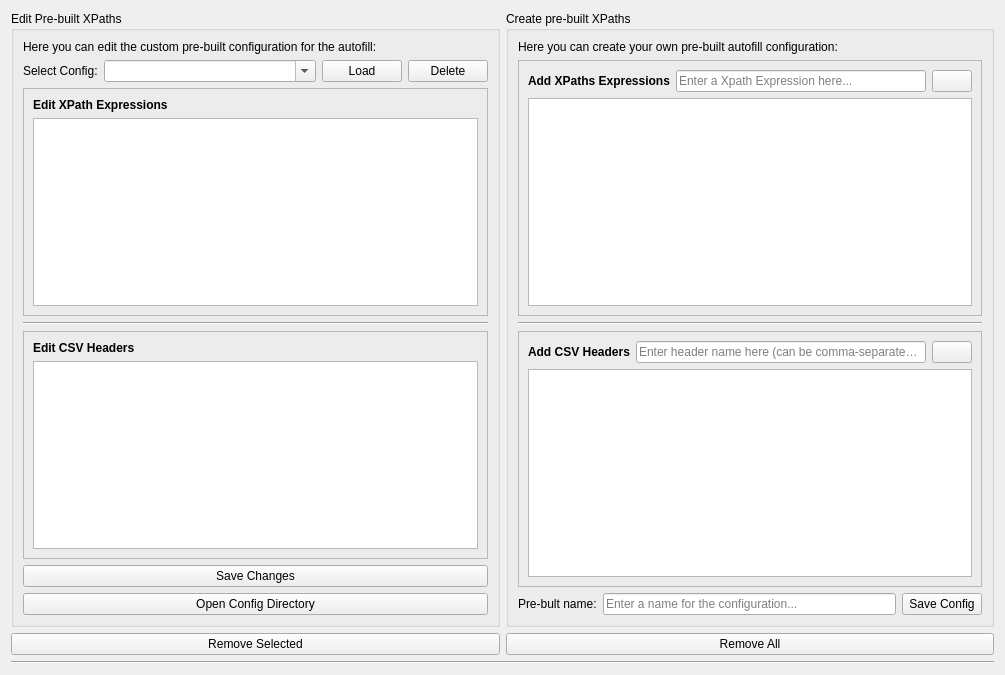
First picture: the form in src/gui/widgets/PreBuiltXPathsManager.ui, repository zaricj/XMLuvation, before the edit.
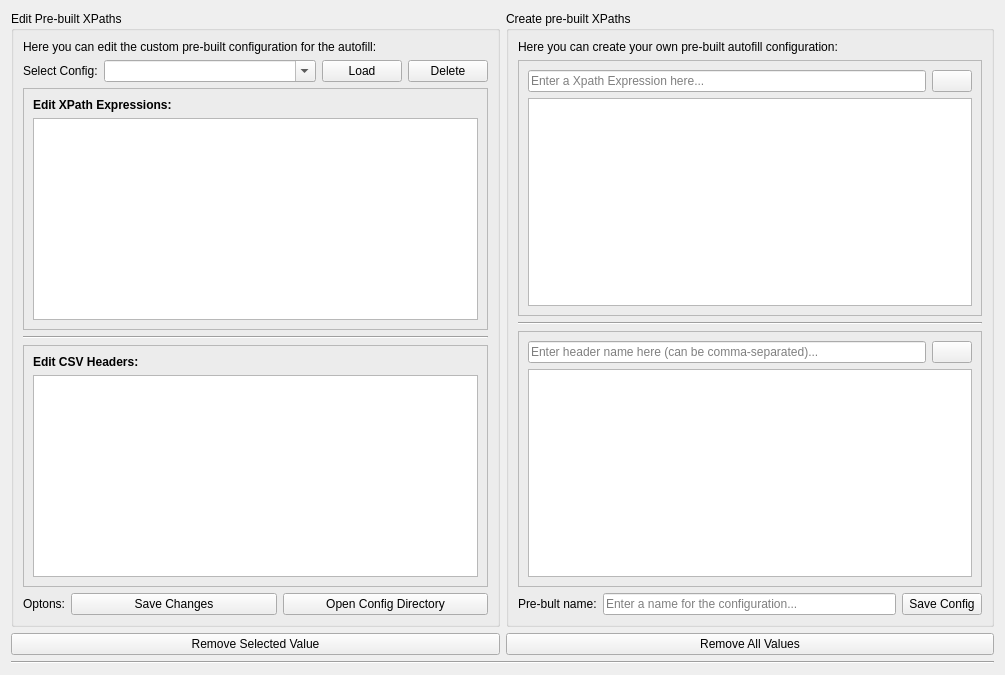
Second picture: the form after the edit. Icons and pictures are not drawn.

Patch:
```diff
--- a/src/gui/widgets/PreBuiltXPathsManager.ui
+++ b/src/gui/widgets/PreBuiltXPathsManager.ui
@@ -102,7 +102,7 @@
                 </font>
                </property>
                <property name="text">
-                <string>Edit XPath Expressions</string>
+                <string>Edit XPath Expressions:</string>
                </property>
               </widget>
              </item>
@@ -140,7 +140,7 @@
                 </font>
                </property>
                <property name="text">
-                <string>Edit CSV Headers</string>
+                <string>Edit CSV Headers:</string>
                </property>
               </widget>
              </item>
@@ -155,7 +155,22 @@
            </widget>
           </item>
           <item>
+           <layout class="QHBoxLayout" name="horizontalLayout_6">
+            <item>
+             <widget class="QLabel" name="label_2">
+              <property name="text">
+               <string>Optons:</string>
+              </property>
+             </widget>
+            </item>
+            <item>
            <widget class="QPushButton" name="button_save_changes">
+              <property name="sizePolicy">
+               <sizepolicy hsizetype="Expanding" vsizetype="Fixed">
+                <horstretch>0</horstretch>
+                <verstretch>0</verstretch>
+               </sizepolicy>
+              </property>
             <property name="toolTip">
              <string>Save changes that you made to the two listboxes.</string>
             </property>
@@ -166,12 +181,20 @@
           </item>
           <item>
            <widget class="QPushButton" name="button_open_config_directory">
+              <property name="sizePolicy">
+               <sizepolicy hsizetype="Expanding" vsizetype="Fixed">
+                <horstretch>0</horstretch>
+                <verstretch>0</verstretch>
+               </sizepolicy>
+              </property>
             <property name="text">
              <string>Open Config Directory</string>
             </property>
            </widget>
           </item>
          </layout>
+          </item>
+         </layout>
         </widget>
        </item>
       </layout>
@@ -205,18 +228,6 @@
             <layout class="QVBoxLayout" name="verticalLayout_3">
              <item>
               <layout class="QHBoxLayout" name="horizontalLayout_3">
-               <item>
-                <widget class="QLabel" name="label_2">
-                 <property name="font">
-                  <font>
-                   <bold>true</bold>
-                  </font>
-                 </property>
-                 <property name="text">
-                  <string>Add XPaths Expressions</string>
-                 </property>
-                </widget>
-               </item>
                <item>
                 <widget class="QLineEdit" name="line_edit_xpath_expression">
                  <property name="placeholderText">
@@ -267,18 +278,6 @@
             <layout class="QVBoxLayout" name="verticalLayout_6">
              <item>
               <layout class="QHBoxLayout" name="horizontalLayout_4">
-               <item>
-                <widget class="QLabel" name="label_3">
-                 <property name="font">
-                  <font>
-                   <bold>true</bold>
-                  </font>
-                 </property>
-                 <property name="text">
-                  <string>Add CSV Headers</string>
-                 </property>
-                </widget>
-               </item>
                <item>
                 <widget class="QLineEdit" name="line_edit_csv_header">
                  <property name="placeholderText">
@@ -354,7 +353,7 @@
         <string>Removes the currently selected item in the focused listbox.</string>
        </property>
        <property name="text">
-        <string>Remove Selected</string>
+        <string>Remove Selected Value</string>
        </property>
       </widget>
      </item>
@@ -364,7 +363,7 @@
         <string>Removes all items in the focused listbox.</string>
        </property>
        <property name="text">
-        <string>Remove All</string>
+        <string>Remove All Values</string>
        </property>
       </widget>
      </item>
```
Left out of the diff: 4 changed lines with no effect on the pictures. Lines whose indentation alone changed are shown as unchanged.
